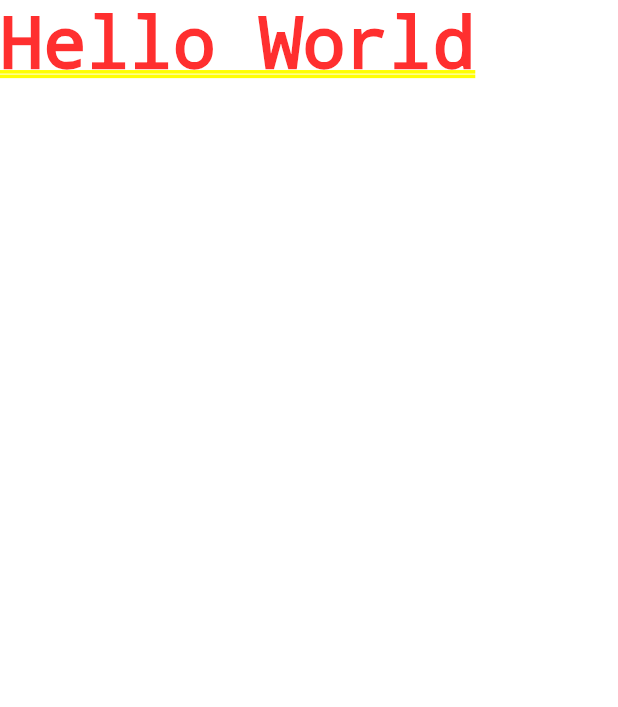
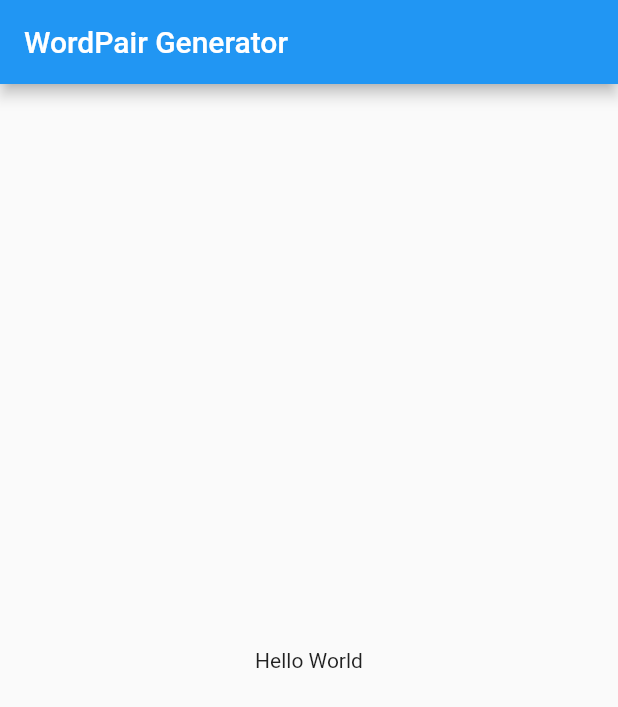
Before and after one commit to co-codin/wordpair_generator-flutter, a Flutter app: the screen it shows after launch, on a phone screen of 412 x 824 dp. Shown: the top 707 px of the screen. Run offline on Flutter 3.47's test engine with Material 2 defaults, Android fonts, the phone set to English and light mode, and no system bars.

Commit message:
buiding own widget

```diff
--- a/lib/main.dart
+++ b/lib/main.dart
@@ -7,8 +7,14 @@ class MyApp extends StatelessWidget {
 
   @override
   Widget build(BuildContext context) {
-    return const MaterialApp(
-      home: Text('Hello World'),
+    return  MaterialApp(
+      theme: ThemeData(primaryColor: Colors.purple[900]),
+      home: Scaffold(
+        appBar: AppBar(title: Text('WordPair Generator')),
+        body: Center(
+          child: Text('Hello World')
+        )
+      ),
     );
   }
 }
```
